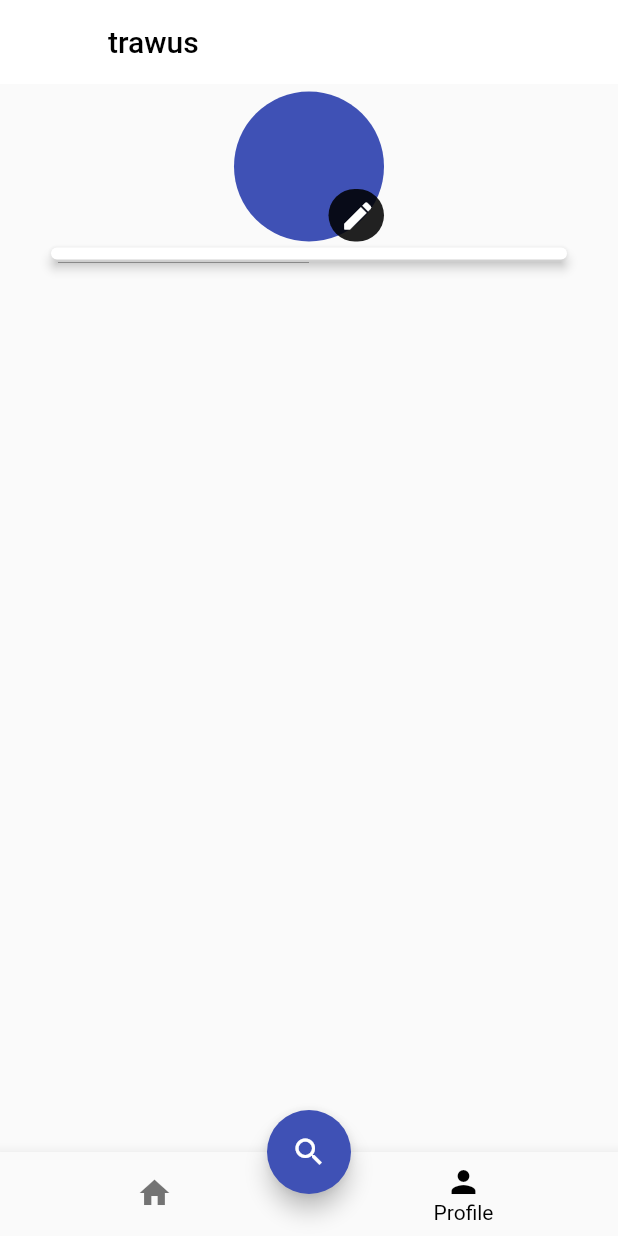
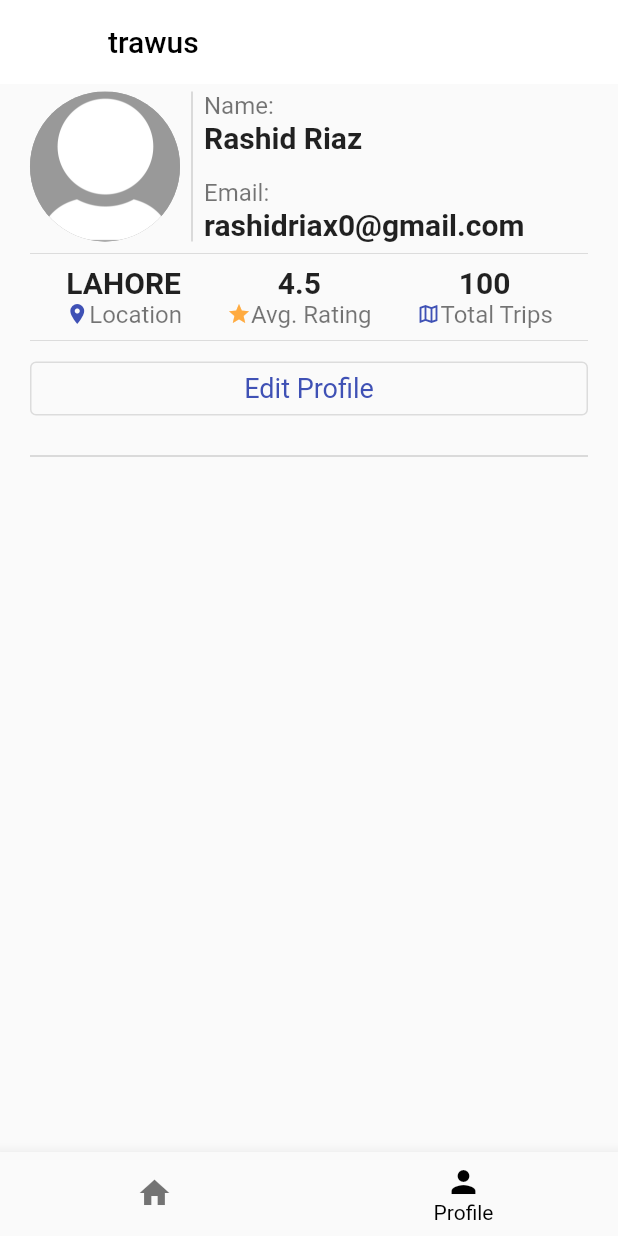
Before and after one commit to rashidriaz/trawus, a Flutter app: the HomeScreen screen opened by its route, item 2 of the bottom bar chosen, on a phone screen of 412 x 824 dp. Run offline on Flutter 3.47's test engine with Material 2 defaults, Android fonts, the phone set to English and light mode, and no system bars; our stand-ins replace firebase_auth, firebase_core, google_sign_in, image_picker; accounts and stored records are empty.

Commit message:
Daily commit

```diff
--- a/lib/presentation/screens/account_screen/widgets/sign_in_from.dart
+++ b/lib/presentation/screens/account_screen/widgets/sign_in_from.dart
@@ -5,6 +5,7 @@ import 'package:trawus/presentation/screens/account_screen/components/email_text
 import 'package:trawus/presentation/screens/account_screen/components/password_text_form_field.dart';
 import 'package:trawus/presentation/screens/account_screen/components/submit_form_button.dart';
 import 'package:trawus/presentation/screens/account_screen/components/toggle_signin_and_register_form_button.dart';
+import 'package:trawus/presentation/screens/home_screen/home_screen.dart';
 import 'package:trawus/presentation/widget/alert_dialog.dart';
 import '../../../../validations.dart';
 
@@ -92,6 +93,7 @@ class _SignInFormState extends State<SignInForm> {
                   context: context);
             });
       }
+      Navigator.of(context).popAndPushNamed(HomeScreen.routeName);
       changeIsLoadingStatus();
     }
   }
--- a/lib/presentation/screens/account_screen/widgets/sign_in_with_google_button.dart
+++ b/lib/presentation/screens/account_screen/widgets/sign_in_with_google_button.dart
@@ -1,5 +1,6 @@
 import 'package:flutter/material.dart';
 import 'package:trawus/domain/Firebase/user_authentications.dart';
+import 'package:trawus/presentation/screens/home_screen/home_screen.dart';
 import 'package:trawus/presentation/widget/alert_dialog.dart';
 import 'package:trawus/presentation/widget/image_button.dart';
 
@@ -19,7 +20,7 @@ class _SignInWithGoogleButtonState extends State<SignInWithGoogleButton> {
         ? CircularProgressIndicator()
         : ImageButton(
             onPressed: signInWithGoogle,
-            caption: "Sign in with Facebook",
+            caption: "Sign in with Google",
             imageUrl: "assets/images/google.png",
           );
   }
@@ -29,7 +30,7 @@ class _SignInWithGoogleButtonState extends State<SignInWithGoogleButton> {
     await UserAuthentication.signInWithGoogle();
     _changeIsLoadingState();
     if (UserAuthentication.getUser().uid != null) {
-      print("User Signed In!");
+      Navigator.of(context).popAndPushNamed(HomeScreen.routeName);
     }
   }
 
--- a/lib/presentation/screens/profile_screen/widgets/image_picker.dart
+++ b/lib/presentation/screens/edit_profile_screen/widgets/image_picker.dart
@@ -22,10 +22,10 @@ class _UserImagePickerState extends State<UserImagePicker> {
       children: [
         CircleAvatar(
           backgroundImage: _pickedImage == null
-              ? null
+              ? AssetImage("assets/images/no_dp.jpg")
               : FileImage(_pickedImage),
           radius: 50,
-          backgroundColor: Theme.of(context).primaryColor,
+          backgroundColor: Colors.blueGrey,
         ),
         Container(
           decoration: BoxDecoration(
--- a/lib/presentation/screens/home_screen/home_screen.dart
+++ b/lib/presentation/screens/home_screen/home_screen.dart
@@ -27,9 +27,9 @@ class _HomeScreenState extends State<HomeScreen> {
           children: [
           ],
         ),
-      ): ProfileScreenContent(),
+      ): ProfileScreen(),
 
-      floatingActionButton: searchButton(),
+      floatingActionButton: _bottomNavigationBarIndexNumber == 0 ? searchButton(): null,
       floatingActionButtonLocation: FloatingActionButtonLocation.centerDocked,
       bottomNavigationBar: _bottomNavigationBar(),
     );
--- /dev/null
+++ b/lib/presentation/screens/profile_screen/components/display_content.dart
@@ -0,0 +1,86 @@
+import 'package:flutter/material.dart';
+import 'package:trawus/presentation/screens/profile_screen/widgets/profile_picture_avatar.dart';
+
+Container displayCaptionText(String text) {
+  return Container(
+      child: Text(
+    text,
+    style: TextStyle(
+      fontSize: 16,
+      color: Colors.black54,
+    ),
+  ));
+}
+
+Row displayCaptionWithIcon(IconData icon, Color iconColor, String text){
+  return Row(
+    children: [
+      Icon(icon, size: 16, color: iconColor,),
+      displayCaptionText(text),
+    ],
+  );
+}
+Container displayContentText(String content) {
+  return Container(
+      child: Text(
+    content,
+    style: TextStyle(fontSize: 20, fontWeight: FontWeight.w600),
+  ));
+}
+
+IntrinsicHeight displayBasicInfo(String name, String email){
+  return IntrinsicHeight(
+    child: Row(
+      children: [
+        ProfilePhotoAvatar(),
+        VerticalDivider(
+          color: Colors.black26,
+        ),
+        Column(
+          mainAxisAlignment: MainAxisAlignment.start,
+          crossAxisAlignment: CrossAxisAlignment.start,
+          children: [
+            displayCaptionText("Name:"),
+            displayContentText(name),
+            Divider(),
+            displayCaptionText("Email:"),
+            displayContentText(email),
+          ],
+        ),
+      ],
+    ),
+  );
+}
+
+
+Row displayExtraInformation(
+    {@required String location,@required String rating, @required String totalTrips}){
+  return Row(
+    mainAxisAlignment: MainAxisAlignment.center,
+    children: [
+      Column(
+        children: [
+          displayContentText(location),
+          displayCaptionWithIcon(
+              Icons.location_on, Colors.indigo, "Location"),
+        ],
+      ),
+      SizedBox(width: 30,),
+      Column(
+        children: [
+          displayContentText(rating),
+          displayCaptionWithIcon(
+              Icons.star, Colors.orangeAccent, "Avg. Rating"),
+        ],
+      ),
+      SizedBox(width: 30,),
+      Column(
+        children: [
+          displayContentText(totalTrips),
+          displayCaptionWithIcon(
+              Icons.map_outlined, Colors.indigo, "Total Trips"),
+        ],
+      ),
+    ],
+  );
+}
--- a/lib/presentation/screens/profile_screen/profile_screen.dart
+++ b/lib/presentation/screens/profile_screen/profile_screen.dart
@@ -1,48 +1,29 @@
 import 'dart:io';
 
 import 'package:flutter/material.dart';
-import 'package:trawus/presentation/screens/profile_screen/widgets/image_picker.dart';
+import 'package:trawus/presentation/screens/profile_screen/widgets/user_info.dart';
 
 // ignore: must_be_immutable
-class ProfileScreenContent extends StatelessWidget {
-  File _image;
+class ProfileScreen extends StatelessWidget {
+  static const routeName = "/user/ProfileScreen";
 
   @override
   Widget build(BuildContext context) {
     return Padding(
-      padding: EdgeInsets.symmetric(horizontal: 30, vertical: 5),
-      child: Align(
-        alignment: Alignment.center,
-        child: Column(
-          crossAxisAlignment: CrossAxisAlignment.center,
-          children: <Widget>[
-            UserImagePicker(setImage),
-            Card(
-              elevation: 3,
-              shape: RoundedRectangleBorder(
-                borderRadius: BorderRadius.all(Radius.circular(15)),
-              ),
-              child: Card(
-                elevation: 3,
-                shape: RoundedRectangleBorder(
-                  borderRadius: BorderRadius.circular(20),
-                ),
-                child: Column(
-                  children: [
-                    Row(
-                      children: [],
-                    ),
-                  ],
-                ),
-              ),
-            ),
-          ],
-        ),
+      padding: EdgeInsets.symmetric(horizontal: 20, vertical: 5),
+      child: Column(
+        children: [
+          UserInformation(),
+          SizedBox(
+            height: 20,
+          ),
+          Divider(
+            color: Colors.black26,
+            height: 2,
+          ),
+        ],
       ),
     );
   }
 
-  void setImage(File image) {
-    _image = image;
-  }
 }
--- /dev/null
+++ b/lib/presentation/screens/profile_screen/widgets/profile_picture_avatar.dart
@@ -0,0 +1,22 @@
+import 'package:flutter/material.dart';
+
+class ProfilePhotoAvatar extends StatelessWidget {
+
+
+  @override
+  Widget build(BuildContext context) {
+    return Container(
+      padding: EdgeInsets.all(20),
+      width: 100,
+      height: 100,
+      decoration: BoxDecoration(
+        color: Colors.grey,
+        shape: BoxShape.circle,
+        image: DecorationImage(
+            image: AssetImage("assets/images/no_dp.jpg"),
+            fit: BoxFit.fill
+        ),
+      ),
+    );
+  }
+}
--- /dev/null
+++ b/lib/presentation/screens/profile_screen/widgets/user_info.dart
@@ -0,0 +1,31 @@
+import 'package:flutter/material.dart';
+import 'package:trawus/presentation/screens/edit_profile_screen/edit_profile_screen.dart';
+import 'package:trawus/presentation/screens/profile_screen/components/display_content.dart';
+
+class UserInformation extends StatelessWidget{
+
+  @override
+  Widget build(BuildContext context) {
+    return Column(
+      children: [
+        displayBasicInfo("Rashid Riaz", "rashidriax0@gmail.com"),
+        Divider(),
+        displayExtraInformation(
+            location: "LAHORE", rating: "4.5", totalTrips: "100"),
+        Divider(),
+        SizedBox(
+          width: double.infinity,
+          child: OutlinedButton(
+            style: ButtonStyle(
+              alignment: Alignment.center,
+            ),
+            onPressed: () {
+              Navigator.pushNamed(context, EditProfileScreen.routeName);
+            },
+            child: Text("Edit Profile", style: TextStyle(fontSize: 18, fontWeight: FontWeight.normal),),
+          ),
+        ),
+      ],
+    );
+  }
+}
--- a/lib/validations.dart
+++ b/lib/validations.dart
@@ -6,7 +6,7 @@ class Validations{
     String p =
         r'^(([^<>()[\]\\.,;:\s@\"]+(\.[^<>()[\]\\.,;:\s@\"]+)*)|(\".+\"))@((\[[0-9]{1,3}\.[0-9]{1,3}\.[0-9]{1,3}\.[0-9]{1,3}\])|(([a-zA-Z\-0-9]+\.)+[a-zA-Z]{2,}))$';
 
-    RegExp regExp = new RegExp(p);
+    RegExp regExp = RegExp(p);
 
     return regExp.hasMatch(email);
   }
@@ -17,4 +17,9 @@ class Validations{
     }
     return null;
   }
+
+  static bool isAValidName(String name){
+    RegExp nameRegExp = RegExp('[a-zA-Z]');
+    return nameRegExp.hasMatch(name);
+  }
 }
```
Also changed, not shown: lib/domain/Firebase/user_authentications.dart (+9 -0 lines), lib/main.dart (+6 -1 lines), lib/presentation/screens/edit_profile_screen/components/edit_profile_app_screen_app_bar.dart (added, +14 -0 lines), lib/presentation/screens/edit_profile_screen/edit_profile_screen.dart (added, +134 -0 lines), lib/presentation/screens/edit_profile_screen/widgets/update_button.dart (added, +15 -0 lines), pubspec.lock.
